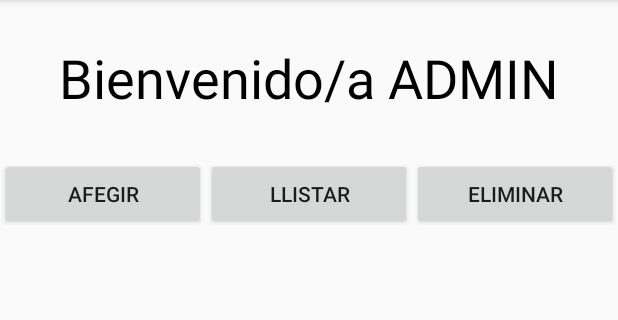
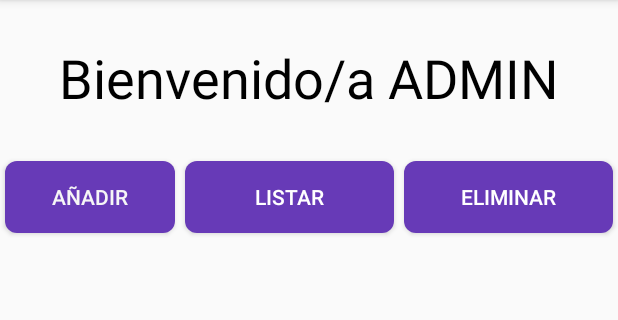
Before and after one commit to nessx/gestor-incidencias, an Android app: the menu screen opened directly, with no data from a screen before it, on a phone screen of 412 x 824 dp, the part 84-404 px from its top. Run offline under Robolectric (Android 15) with nearby library versions, the phone set to English and light mode, and no system bars.

Commit message:
todo ok v2

```diff
--- a/app/src/main/java/com/example/gestor_incidencias/clases/menu.java
+++ b/app/src/main/java/com/example/gestor_incidencias/clases/menu.java
@@ -59,7 +59,6 @@ public class menu extends Fragment {
                 menuTransaction.replace(R.id.fragmentID, fragmentAddIncidencia );
 
                 menuTransaction.commit();
-                dbHelper.getIncidencias();
                 dbHelper.close();
                 db.close();
             }
--- /dev/null
+++ b/app/src/main/res/drawable/btn_redondo.xml
@@ -0,0 +1,5 @@
+<?xml version="1.0" encoding="utf-8"?>
+<shape xmlns:android="http://schemas.android.com/apk/res/android" android:shape="rectangle">
+    <solid android:color="#FF673AB7"/>
+    <corners android:radius="8dp"/>
+</shape>
--- a/app/src/main/res/layout/fragment_agregar.xml
+++ b/app/src/main/res/layout/fragment_agregar.xml
@@ -13,7 +13,9 @@ tools:context=".clases.agregar">
         android:layout_height="wrap_content"
         android:layout_marginStart="156dp"
         android:layout_marginEnd="156dp"
+        android:background="@drawable/btn_redondo"
         android:text="Agregar"
+        android:textColor="#F8F8F8"
         app:layout_constraintBottom_toBottomOf="parent"
         app:layout_constraintEnd_toEndOf="parent"
         app:layout_constraintHorizontal_bias="0.0"
--- a/app/src/main/res/layout/fragment_menu.xml
+++ b/app/src/main/res/layout/fragment_menu.xml
@@ -12,23 +12,32 @@
 
         <Button
             android:id="@+id/afegir"
-            android:layout_width="wrap_content"
+            android:layout_width="62dp"
             android:layout_height="wrap_content"
+            android:layout_margin="3dp"
             android:layout_weight="1"
-            android:text="Afegir" />
+            android:background="@drawable/btn_redondo"
+            android:text="Añadir"
+            android:textColor="#F6F6F6" />
 
         <Button
             android:id="@+id/llistar"
             android:layout_width="wrap_content"
             android:layout_height="wrap_content"
+            android:layout_margin="3dp"
             android:layout_weight="1"
-            android:text="Llistar" />
+            android:background="@drawable/btn_redondo"
+            android:text="Listar"
+            android:textColor="#FFFFFF" />
 
         <Button
             android:id="@+id/eliminar"
             android:layout_width="wrap_content"
             android:layout_height="wrap_content"
+            android:layout_margin="3dp"
             android:layout_weight="1"
-            android:text="Eliminar" />
+            android:background="@drawable/btn_redondo"
+            android:text="Eliminar"
+            android:textColor="#FFFFFF" />
     </LinearLayout>
 </FrameLayout>
```
Also changed, not shown: app/src/main/java/com/example/gestor_incidencias/db/IncidenciaDBHelper.java (+18 -0 lines), app/src/main/res/layout/activity_main.xml (+8 -5 lines).
